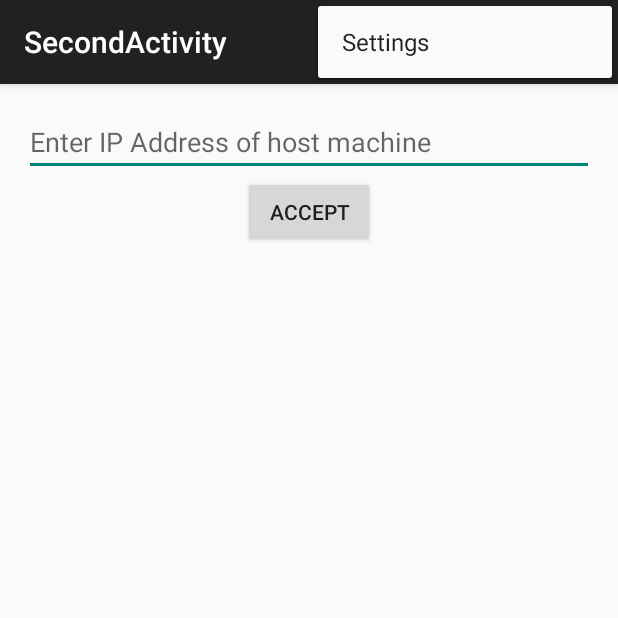
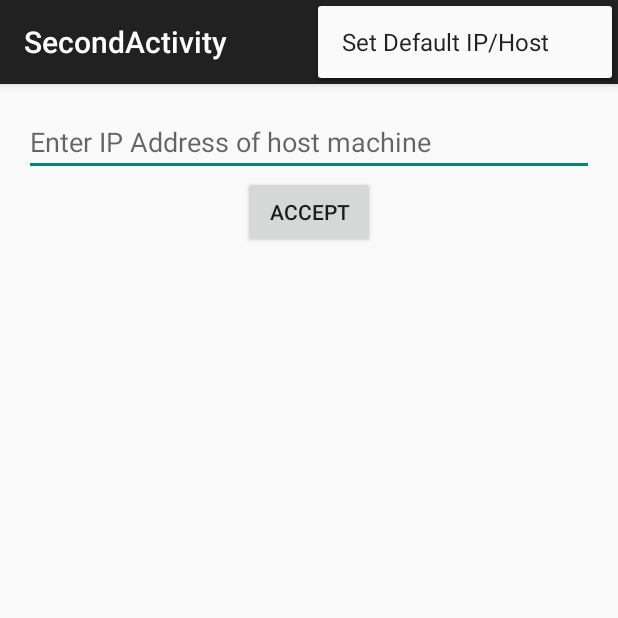
Before and after one commit to elazarski/Lights-App, an Android app: the IpFragment screen opened directly, with no data from a screen before it, with the options menu open, on a phone screen of 412 x 824 dp, the top half of it. Run offline under Robolectric (Android 15) with nearby library versions, the phone set to English and light mode, and no system bars.

Commit message:
App is functional. Created SharedPreferences for default host. Hid ActionBar for selectsong, selectsetlist, playsong, learnsong, learnsetlist.

```diff
--- a/app/build.gradle
+++ b/app/build.gradle
@@ -1,5 +1,3 @@
-import com.android.build.gradle.tasks.PackageApplication
-
 apply plugin: 'com.android.application'
 
 android {
@@ -27,6 +25,7 @@ android {
             proguardFiles getDefaultProguardFile('proguard-android.txt'), 'proguard-rules.pro'
         }
         debug {
+            debuggable true
             jniDebuggable true
         }
     }
--- a/app/src/main/java/com/pa/eric/lightsapp/IpFragment.java
+++ b/app/src/main/java/com/pa/eric/lightsapp/IpFragment.java
@@ -1,6 +1,8 @@
 package com.pa.eric.lightsapp;
 
 import android.app.Activity;
+import android.content.Context;
+import android.content.SharedPreferences;
 import android.os.Bundle;
 import android.support.annotation.Nullable;
 import android.support.v4.app.Fragment;
@@ -36,6 +38,9 @@ public class IpFragment extends Fragment {
         ipEditText = (EditText)getActivity().findViewById(R.id.ipEditText);
 
         accept.setOnClickListener(new AcceptListener());
+
+        SharedPreferences sharedPreferences = getActivity().getPreferences(Context.MODE_PRIVATE);
+        ipEditText.setText(sharedPreferences.getString("IP", null));
     }
 
     @Override
--- a/app/src/main/java/com/pa/eric/lightsapp/PlaySong.java
+++ b/app/src/main/java/com/pa/eric/lightsapp/PlaySong.java
@@ -152,6 +152,8 @@ public class PlaySong extends Fragment {
         cueList.setText(song.getFirstCue().toString());
 
         cueList.setMovementMethod(new ScrollingMovementMethod());
+
+
     }
 
     @Override
--- a/app/src/main/java/com/pa/eric/lightsapp/SelectSetlist.java
+++ b/app/src/main/java/com/pa/eric/lightsapp/SelectSetlist.java
@@ -71,6 +71,8 @@ public class SelectSetlist extends ListFragment {
                 mListener.onFragmentInteraction(pathToFile);
             }
         });
+
+
     }
 
     @Override
--- a/app/src/main/java/com/pa/eric/lightsapp/SelectSong.java
+++ b/app/src/main/java/com/pa/eric/lightsapp/SelectSong.java
@@ -75,6 +75,8 @@ public class SelectSong extends ListFragment {
                 mListener.onFragmentInteraction(pathToFile);
             }
         });
+
+
     }
 
     @Override
--- a/app/src/main/res/menu/menu_second.xml
+++ b/app/src/main/res/menu/menu_second.xml
@@ -2,6 +2,8 @@
     xmlns:app="http://schemas.android.com/apk/res-auto"
     xmlns:tools="http://schemas.android.com/tools"
     tools:context="com.pa.eric.lightsapp.SecondActivity">
-    <item android:id="@+id/action_settings" android:title="@string/action_settings"
-        android:orderInCategory="100" app:showAsAction="never" />
+    <item
+        android:id="@+id/default_ip"
+        android:title="@string/default_host"
+        />
 </menu>
--- a/app/src/main/res/values/strings.xml
+++ b/app/src/main/res/values/strings.xml
@@ -16,11 +16,12 @@
     <string name="no_files">No Files</string>
     <string name="song_name">Song Name</string>
 
-<!-- TODO: Remove or change this placeholder text -->
     <string name="hello_blank_fragment">Hello blank fragment</string>
     <string name="bpm">BPM</string>
     <string name="mood">Mood</string>
     <string name="next_button">Next Cue</string>
     <string name="cue_list">Cue List</string>
     <string name="title_activity_delete">DeleteActivity</string>
+    <string name="default_host">Set Default IP/Host</string>
+
 </resources>
```
Also changed, not shown: app/src/main/java/com/pa/eric/lightsapp/SecondActivity.java (+23 -5 lines).
